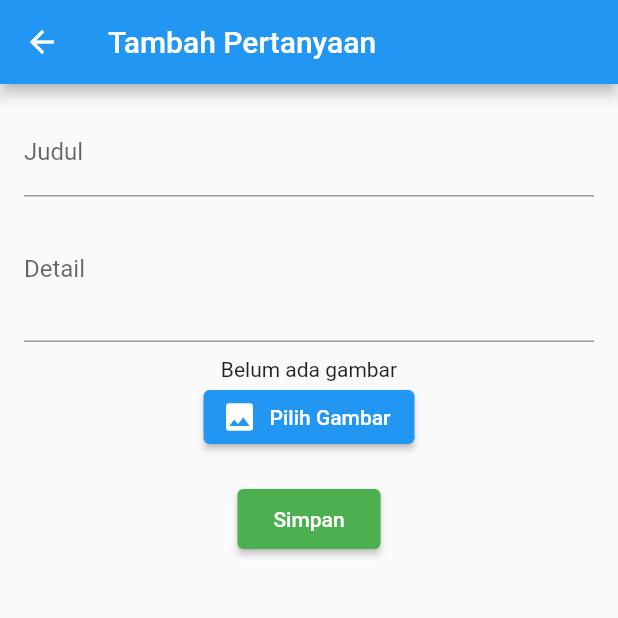
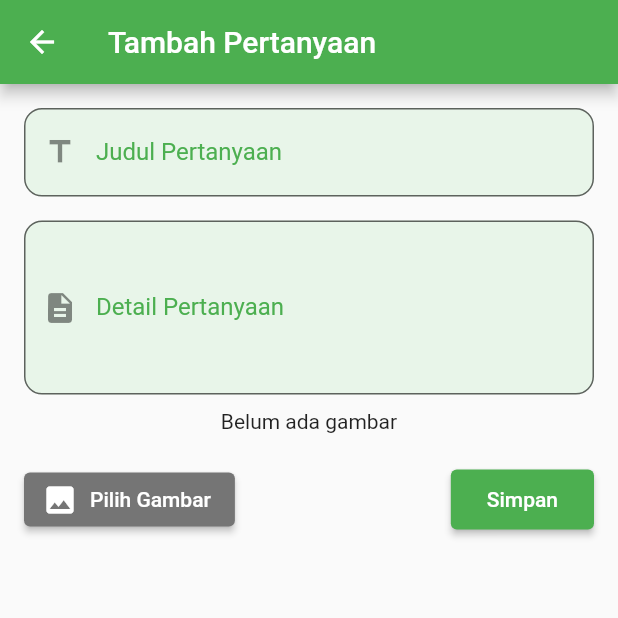
Before and after one commit to opiktaufikm/DeteksiPenyakitTanamanTomat, a Flutter app: the PertanyaanPage screen opened directly, after a tap on the "add" icon, on a phone screen of 412 x 824 dp, the top half of it. Run offline on Flutter 3.47's test engine with Material 2 defaults, Android fonts, the phone set to English and light mode, and no system bars; our stand-ins replace image_picker, shared_preferences, supabase_flutter; missing offline and left inert: image_picker_for_web, tflite_v2; accounts and stored records are empty.

Commit message:
perbaiki JAWAban

```diff
--- a/lib/chat/PertanyaanPage.dart
+++ b/lib/chat/PertanyaanPage.dart
@@ -17,13 +17,35 @@ class _PertanyaanPageState extends State<PertanyaanPage> {
   final supabase = Supabase.instance.client;
   File? _selectedImage;
 
+  List<Map<String, dynamic>> _pertanyaanList = [];
+  bool _loading = false;
+
+  @override
+  void initState() {
+    super.initState();
+    _loadPertanyaan();
+  }
+
+  Future<void> _loadPertanyaan() async {
+    setState(() => _loading = true);
+    final response = await supabase
+        .from('pertanyaan')
+        .select('*')
+        .order('created_at', ascending: false);
+
+    setState(() {
+      _pertanyaanList = List<Map<String, dynamic>>.from(response);
+      _loading = false;
+    });
+  }
+
   void _bukaFormTambahPertanyaan() async {
     final result = await Navigator.of(context).push(
       PageRouteBuilder(
         pageBuilder: (context, animation, secondaryAnimation) =>
             const TambahPertanyaan(),
         transitionsBuilder: (context, animation, secondaryAnimation, child) {
-          const begin = Offset(0.0, 1.0); // dari bawah
+          const begin = Offset(0.0, 1.0);
           const end = Offset.zero;
           const curve = Curves.easeInOut;
           final tween =
@@ -34,9 +56,8 @@ class _PertanyaanPageState extends State<PertanyaanPage> {
       ),
     );
 
-    // Jika berhasil menambahkan pertanyaan, refresh
     if (result == true) {
-      setState(() {}); // panggil fetchQuestions lagi
+      _loadPertanyaan(); // Refresh setelah menambah
     }
   }
 
@@ -50,60 +71,34 @@ class _PertanyaanPageState extends State<PertanyaanPage> {
     }
   }
 
-  Future<List<Map<String, dynamic>>> fetchQuestions() async {
-    final response = await supabase
-        .from('pertanyaan')
-        .select('*')
-        .order('created_at', ascending: false);
-    return List<Map<String, dynamic>>.from(response);
+  void _navigateToDetailPage(Map<String, dynamic> item) async {
+    final result = await Navigator.of(context).push(
+      MaterialPageRoute(builder: (_) => DetailPage(item: item)),
+    );
+
+    if (result == true) {
+      _loadPertanyaan(); // Refresh setelah delete
     }
-
-  void _navigateToDetailPage(Map<String, dynamic> item) {
-    Navigator.of(context).push(
-      PageRouteBuilder(
-        pageBuilder: (context, animation, secondaryAnimation) =>
-            DetailPage(item: item),
-        transitionsBuilder: (context, animation, secondaryAnimation, child) {
-          const begin = Offset(1.0, 0.0); // dari kanan
-          const end = Offset.zero;
-          const curve = Curves.easeInOut;
-
-          var tween =
-              Tween(begin: begin, end: end).chain(CurveTween(curve: curve));
-          final offsetAnimation = animation.drive(tween);
-
-          return SlideTransition(position: offsetAnimation, child: child);
-        },
-      ),
-    );
   }
 
   @override
   Widget build(BuildContext context) {
     return Scaffold(
-      body: FutureBuilder<List<Map<String, dynamic>>>(
-        future: fetchQuestions(),
-        builder: (context, snapshot) {
-          if (snapshot.connectionState == ConnectionState.waiting) {
-            return const Center(child: CircularProgressIndicator());
-          }
-
-          if (snapshot.hasError) {
-            return Center(
-              child: Text('Gagal memuat data: ${snapshot.error}'),
-            );
-          }
-
-          final data = snapshot.data ?? [];
-
-          if (data.isEmpty) {
-            return const Center(child: Text("Belum ada pertanyaan."));
-          }
-
-          return ListView.builder(
-            itemCount: data.length,
+      body: _loading
+          ? const Center(child: CircularProgressIndicator())
+          : RefreshIndicator(
+              onRefresh: _loadPertanyaan,
+              child: _pertanyaanList.isEmpty
+                  ? ListView(
+                      children: const [
+                        SizedBox(height: 100),
+                        Center(child: Text("Belum ada pertanyaan.")),
+                      ],
+                    )
+                  : ListView.builder(
+                      itemCount: _pertanyaanList.length,
                       itemBuilder: (context, index) {
-              final item = data[index];
+                        final item = _pertanyaanList[index];
                         return Card(
                           margin: const EdgeInsets.all(12),
                           child: ListTile(
@@ -117,7 +112,8 @@ class _PertanyaanPageState extends State<PertanyaanPage> {
                               alignment: Alignment.centerLeft,
                               child: Text(
                                 item['judul'] ?? 'Tanpa Judul',
-                      style: const TextStyle(fontWeight: FontWeight.bold),
+                                style: const TextStyle(
+                                    fontWeight: FontWeight.bold),
                                 textAlign: TextAlign.left,
                               ),
                             ),
@@ -132,8 +128,7 @@ class _PertanyaanPageState extends State<PertanyaanPage> {
                           ),
                         );
                       },
-          );
-        },
+                    ),
             ),
       floatingActionButton: Padding(
         padding: const EdgeInsets.only(right: 16.0, bottom: 16.0),
--- a/lib/chat/TambahPertanyaan.dart
+++ b/lib/chat/TambahPertanyaan.dart
@@ -36,9 +36,9 @@ class _TambahPertanyaanState extends State<TambahPertanyaan> {
     String imageUrl = '';
     if (_selectedImage != null) {
       final uuid = const Uuid().v4();
-      final path = '$uuid.jpg'; // tanpa folder "pertanyaan/"
+      final path = '$uuid.jpg';
       await supabase.storage
-          .from('pertanyaanimages') // sesuai nama bucket
+          .from('pertanyaanimages')
           .upload(path, _selectedImage!);
 
       imageUrl = supabase.storage.from('pertanyaanimages').getPublicUrl(path);
@@ -55,7 +55,7 @@ class _TambahPertanyaanState extends State<TambahPertanyaan> {
     });
 
     if (context.mounted) {
-      Navigator.pop(context, true); // kirim sinyal ke halaman sebelumnya
+      Navigator.pop(context, true);
       ScaffoldMessenger.of(context).showSnackBar(
         const SnackBar(content: Text("Pertanyaan berhasil disimpan.")),
       );
@@ -66,6 +66,7 @@ class _TambahPertanyaanState extends State<TambahPertanyaan> {
   Widget build(BuildContext context) {
     return Scaffold(
       appBar: AppBar(
+        backgroundColor: Colors.green, // ✅ AppBar hijau
         title: const Text("Tambah Pertanyaan"),
       ),
       body: Padding(
@@ -75,31 +76,75 @@ class _TambahPertanyaanState extends State<TambahPertanyaan> {
             children: [
               TextField(
                 controller: judulController,
-                decoration: const InputDecoration(labelText: "Judul"),
+                decoration: InputDecoration(
+                  labelText: "Judul Pertanyaan",
+                  hintText: "Masukkan judul yang singkat dan jelas",
+                  prefixIcon: const Icon(Icons.title),
+                  labelStyle: const TextStyle(color: Colors.green),
+                  filled: true,
+                  fillColor: Colors.green[50],
+                  border: OutlineInputBorder(
+                    borderRadius: BorderRadius.circular(12),
+                    borderSide: const BorderSide(color: Colors.green),
                   ),
+                  focusedBorder: OutlineInputBorder(
+                    borderRadius: BorderRadius.circular(12),
+                    borderSide: const BorderSide(color: Colors.green, width: 2),
+                  ),
+                ),
+              ),
+
+              const SizedBox(height: 16),
+
               TextField(
                 controller: detailController,
-                decoration: const InputDecoration(labelText: "Detail"),
-                maxLines: 3,
+                maxLines: 4,
+                decoration: InputDecoration(
+                  labelText: "Detail Pertanyaan",
+                  hintText: "Jelaskan pertanyaan Anda secara lengkap...",
+                  prefixIcon: const Icon(Icons.description),
+                  labelStyle: const TextStyle(color: Colors.green),
+                  filled: true,
+                  fillColor: Colors.green[50],
+                  border: OutlineInputBorder(
+                    borderRadius: BorderRadius.circular(12),
+                    borderSide: const BorderSide(color: Colors.green),
+                  ),
+                  focusedBorder: OutlineInputBorder(
+                    borderRadius: BorderRadius.circular(12),
+                    borderSide: const BorderSide(color: Colors.green, width: 2),
+                  ),
+                ),
               ),
               const SizedBox(height: 10),
               _selectedImage != null
                   ? Image.file(_selectedImage!, height: 100)
                   : const Text("Belum ada gambar"),
+              const SizedBox(height: 20),
+
+              // ✅ Tombol sejajar
+              Row(
+                mainAxisAlignment: MainAxisAlignment.spaceBetween,
+                children: [
                   ElevatedButton.icon(
                     onPressed: _pickImage,
                     icon: const Icon(Icons.image),
                     label: const Text("Pilih Gambar"),
+                    style: ElevatedButton.styleFrom(
+                      backgroundColor: Colors.grey[600],
                     ),
-              const SizedBox(height: 20),
+                  ),
                   ElevatedButton(
                     onPressed: _simpanPertanyaan,
                     style: ElevatedButton.styleFrom(
                       backgroundColor: Colors.green,
                       padding: const EdgeInsets.symmetric(
-                        horizontal: 24, vertical: 12)),
+                          horizontal: 24, vertical: 12),
+                    ),
                     child: const Text("Simpan"),
-              )
+                  ),
+                ],
+              ),
             ],
           ),
         ),
```
Also changed, not shown: lib/chat/DetailPage.dart (+48 -1 lines). Lines whose indentation alone changed are shown as unchanged.
